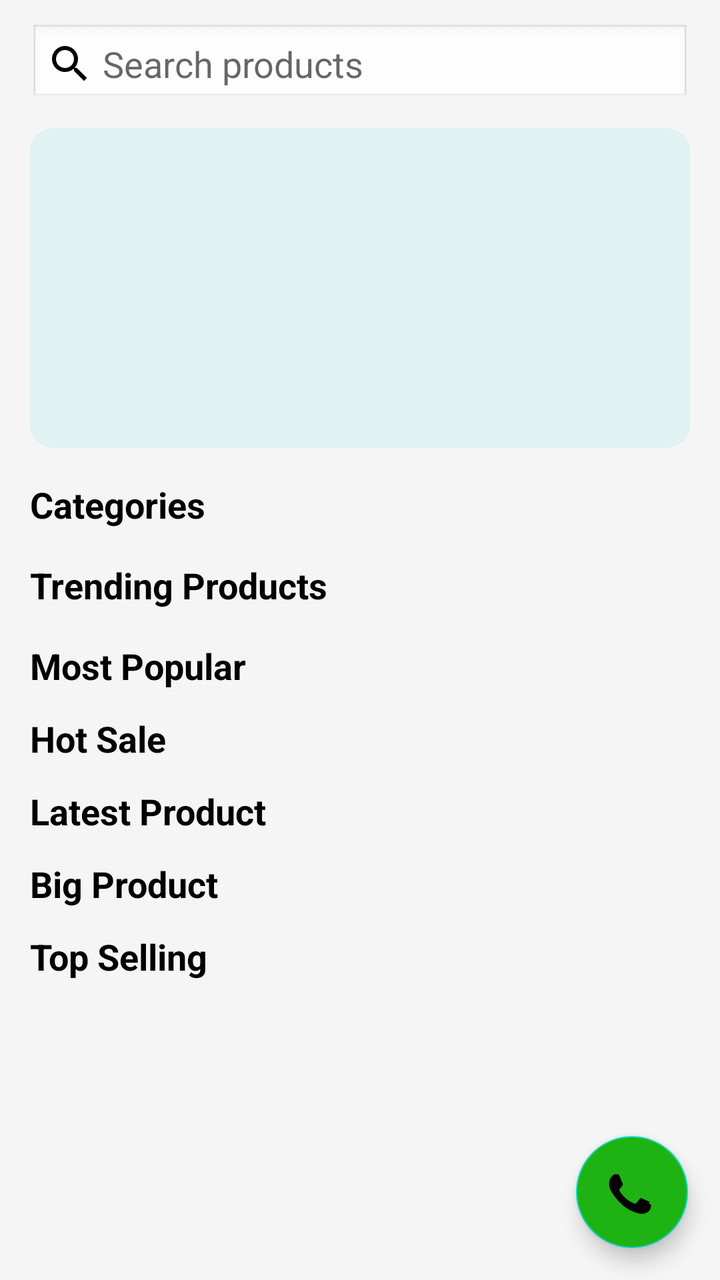
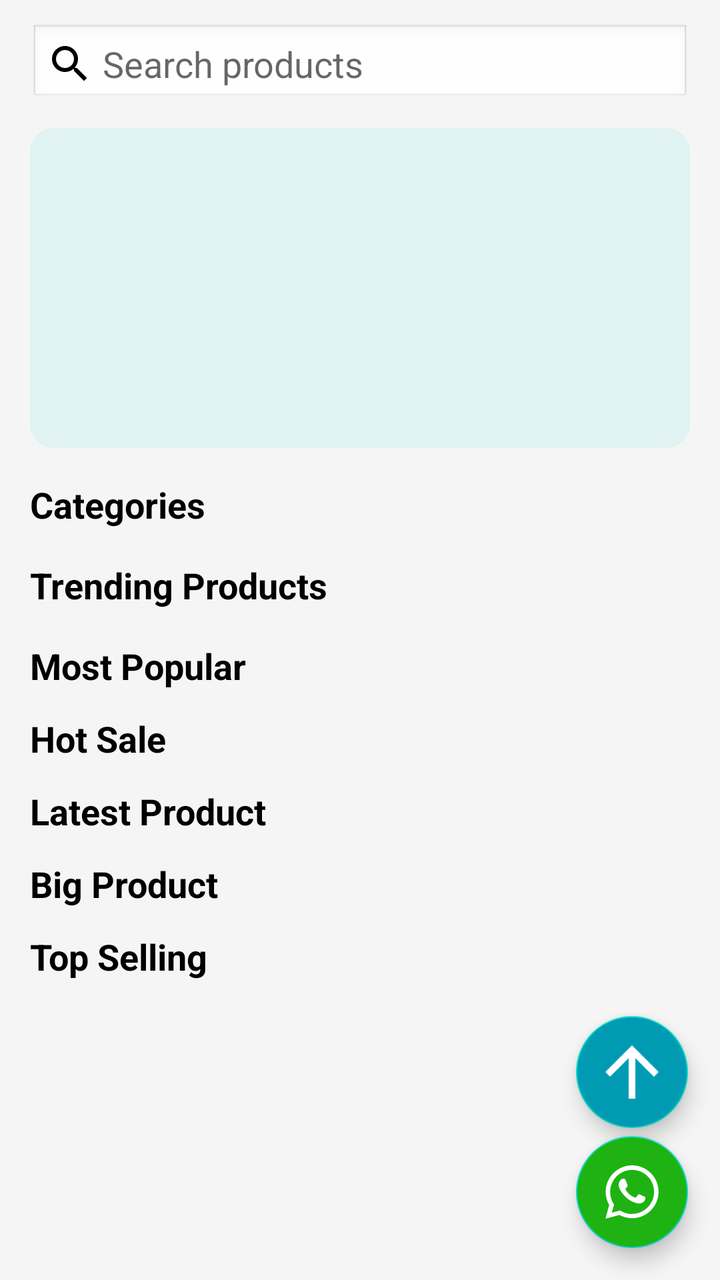

Two renders of the same Android screen: before a commit and after it. Below are the layout's source before the change and the commit's diff.
<!-- AndroidManifest.xml: application theme Theme.BulkAgrochem -->
<!-- res/layout/app_bar_main.xml -->
<?xml version="1.0" encoding="utf-8"?>
<androidx.coordinatorlayout.widget.CoordinatorLayout xmlns:android="http://schemas.android.com/apk/res/android"
    xmlns:app="http://schemas.android.com/apk/res-auto"
    xmlns:tools="http://schemas.android.com/tools"
    android:layout_width="match_parent"
    android:layout_height="match_parent"
    tools:context=".MainActivity">

    <include layout="@layout/content_main" />

    <com.google.android.material.floatingactionbutton.FloatingActionButton
        android:id="@+id/fabWhatsapp"
        android:layout_width="wrap_content"
        android:layout_height="wrap_content"
        android:layout_gravity="bottom|end"
        android:layout_marginEnd="@dimen/fab_margin"
        android:layout_marginBottom="16dp"
        android:backgroundTint="#1EB312"
        app:maxImageSize="56dp"
        app:srcCompat="@drawable/ic_whatsapp" />

</androidx.coordinatorlayout.widget.CoordinatorLayout>
<!-- res/layout/content_main.xml (included above) -->
<?xml version="1.0" encoding="utf-8"?>
<androidx.core.widget.NestedScrollView
    xmlns:android="http://schemas.android.com/apk/res/android"
    xmlns:app="http://schemas.android.com/apk/res-auto"
    xmlns:tools="http://schemas.android.com/tools"
    android:id="@+id/main"
    android:layout_width="match_parent"
    android:layout_height="match_parent"
    android:background="@color/app_background"
    android:fillViewport="true"
    tools:context=".MainActivity"
    tools:showIn="@layout/app_bar_main">

    <LinearLayout
        android:layout_width="match_parent"
        android:layout_height="wrap_content"
        android:orientation="vertical"
        android:paddingLeft="15dp"
        android:paddingRight="15dp">

        <EditText
            android:id="@+id/searchEditText"
            android:layout_width="match_parent"
            android:layout_height="40dp"
            android:layout_marginTop="12dp"
            android:background="@android:drawable/edit_text"
            android:drawableStart="@drawable/ic_search"
            android:hint=" Search products "
            android:imeOptions="actionSearch"
            android:inputType="text"
            android:padding="8dp"
            android:textColor="#000000" />

        <androidx.recyclerview.widget.RecyclerView
            android:id="@+id/rvSearchResults"
            android:layout_width="match_parent"
            android:layout_height="wrap_content"
            android:visibility="gone"
            app:layoutManager="androidx.recyclerview.widget.LinearLayoutManager" />

        

        <ImageView
            android:layout_width="match_parent"
            android:layout_height="160dp"
            android:layout_marginTop="12dp"
            android:contentDescription="Offer Banner"
            android:scaleType="centerCrop"
            android:src="@drawable/banner_placeholder" />


        <TextView
            android:id="@+id/categories_title"
            android:layout_width="wrap_content"
            android:layout_height="wrap_content"
            android:layout_marginTop="16dp"
            android:text="Categories"
            android:textColor="@color/black"
            android:textSize="18sp"
            android:textStyle="bold" />

        <HorizontalScrollView
            android:id="@+id/skeleton_categories"
            android:layout_width="match_parent"
            android:layout_height="wrap_content"
            android:scrollbars="none"
            android:visibility="gone">
            <LinearLayout android:layout_width="wrap_content" android:layout_height="wrap_content" android:orientation="horizontal">
                <include layout="@layout/item_skeleton_category"/>
                <include layout="@layout/item_skeleton_category"/>
                <include layout="@layout/item_skeleton_category"/>
                <include layout="@layout/item_skeleton_category"/>
            </LinearLayout>
        </HorizontalScrollView>

        <androidx.recyclerview.widget.RecyclerView
            android:id="@+id/rvCategories"
            android:layout_width="match_parent"
            android:layout_height="wrap_content"
            android:orientation="horizontal"
            app:layoutManager="androidx.recyclerview.widget.LinearLayoutManager" />


        <TextView
            android:id="@+id/trending_products_title"
            android:layout_width="wrap_content"
            android:layout_height="wrap_content"
            android:layout_marginTop="16dp"
            android:text="Trending Products"
            android:textColor="@color/black"
            android:textSize="18sp"
            android:textStyle="bold" />

        <HorizontalScrollView
            android:id="@+id/skeleton_trending"
            android:layout_width="match_parent"
            android:layout_height="wrap_content"
            android:scrollbars="none"
            android:visibility="gone">
            <LinearLayout android:layout_width="wrap_content" android:layout_height="wrap_content" android:orientation="horizontal">
                <include layout="@layout/item_skeleton_product"/>
                <include layout="@layout/item_skeleton_product"/>
                <include layout="@layout/item_skeleton_product"/>
            </LinearLayout>
        </HorizontalScrollView>

        <androidx.recyclerview.widget.RecyclerView
            android:id="@+id/rvTrending"
            android:layout_width="match_parent"
            android:layout_height="wrap_content"
            android:orientation="horizontal"
            app:layoutManager="androidx.recyclerview.widget.LinearLayoutManager" />


        <TextView
            android:id="@+id/most_popular_title"
            android:layout_width="wrap_content"
            android:layout_height="wrap_content"
            android:layout_marginTop="16dp"
            android:text="Most Popular"
            android:textColor="@color/black"
            android:textSize="18sp"
            android:textStyle="bold" />

        <HorizontalScrollView
            android:id="@+id/skeleton_popular"
            android:layout_width="match_parent"
            android:layout_height="wrap_content"
            android:scrollbars="none"
            android:visibility="gone">
            <LinearLayout android:layout_width="wrap_content" android:layout_height="wrap_content" android:orientation="horizontal">
                <include layout="@layout/item_skeleton_product"/>
                <include layout="@layout/item_skeleton_product"/>
                <include layout="@layout/item_skeleton_product"/>
            </LinearLayout>
        </HorizontalScrollView>

        <androidx.recyclerview.widget.RecyclerView
            android:id="@+id/rvMostPopular"
            android:layout_width="match_parent"
            android:layout_height="wrap_content"
            android:orientation="horizontal"
            app:layoutManager="androidx.recyclerview.widget.LinearLayoutManager" />

        
        <TextView
            android:id="@+id/hot_sale_title"
            android:layout_width="wrap_content"
            android:layout_height="wrap_content"
            android:layout_marginTop="12dp"
            android:text="Hot Sale"
            android:textColor="@color/black"
            android:textSize="18sp"
            android:textStyle="bold" />

        <HorizontalScrollView
            android:id="@+id/skeleton_hotsale"
            android:layout_width="match_parent"
            android:layout_height="wrap_content"
            android:scrollbars="none"
            android:visibility="gone">
            <LinearLayout android:layout_width="wrap_content" android:layout_height="wrap_content" android:orientation="horizontal">
                <include layout="@layout/item_skeleton_product"/>
                <include layout="@layout/item_skeleton_product"/>
                <include layout="@layout/item_skeleton_product"/>
            </LinearLayout>
        </HorizontalScrollView>

        <androidx.recyclerview.widget.RecyclerView
            android:id="@+id/rvHotSale"
            android:layout_width="match_parent"
            android:layout_height="wrap_content"
            android:orientation="horizontal"
            app:layoutManager="androidx.recyclerview.widget.LinearLayoutManager" />

        
        <TextView
            android:id="@+id/txtLatestProduct"
            android:layout_width="wrap_content"
            android:layout_height="wrap_content"
            android:text="Latest Product"
            android:textSize="18sp"
            android:textStyle="bold"
            android:layout_marginTop="12dp"
            android:textColor="@color/black" />

        <HorizontalScrollView
            android:id="@+id/skeleton_latest"
            android:layout_width="match_parent"
            android:layout_height="wrap_content"
            android:scrollbars="none"
            android:visibility="gone">
            <LinearLayout android:layout_width="wrap_content" android:layout_height="wrap_content" android:orientation="horizontal">
                <include layout="@layout/item_skeleton_product"/>
                <include layout="@layout/item_skeleton_product"/>
                <include layout="@layout/item_skeleton_product"/>
            </LinearLayout>
        </HorizontalScrollView>

        <androidx.recyclerview.widget.RecyclerView
            android:id="@+id/rvLatestProduct"
            android:layout_width="match_parent"
            android:layout_height="wrap_content"
            android:orientation="horizontal"
            app:layoutManager="androidx.recyclerview.widget.LinearLayoutManager" />

        
        <TextView
            android:id="@+id/txtBigProduct"
            android:layout_width="wrap_content"
            android:layout_height="wrap_content"
            android:text="Big Product"
            android:textSize="18sp"
            android:textStyle="bold"
            android:layout_marginTop="12dp"
            android:textColor="@color/black" />

        <HorizontalScrollView
            android:id="@+id/skeleton_big"
            android:layout_width="match_parent"
            android:layout_height="wrap_content"
            android:scrollbars="none"
            android:visibility="gone">
            <LinearLayout android:layout_width="wrap_content" android:layout_height="wrap_content" android:orientation="horizontal">
                <include layout="@layout/item_skeleton_product"/>
                <include layout="@layout/item_skeleton_product"/>
                <include layout="@layout/item_skeleton_product"/>
            </LinearLayout>
        </HorizontalScrollView>

        <androidx.recyclerview.widget.RecyclerView
            android:id="@+id/rvBigProduct"
            android:layout_width="match_parent"
            android:layout_height="wrap_content"
            android:orientation="horizontal"
            app:layoutManager="androidx.recyclerview.widget.LinearLayoutManager" />

        
        <TextView
            android:id="@+id/txtTopSelling"
            android:layout_width="wrap_content"
            android:layout_height="wrap_content"
            android:text="Top Selling"
            android:textSize="18sp"
            android:textStyle="bold"
            android:layout_marginTop="12dp"
            android:textColor="@color/black" />

        <HorizontalScrollView
            android:id="@+id/skeleton_topselling"
            android:layout_width="match_parent"
            android:layout_height="wrap_content"
            android:scrollbars="none"
            android:visibility="gone">
            <LinearLayout android:layout_width="wrap_content" android:layout_height="wrap_content" android:orientation="horizontal">
                <include layout="@layout/item_skeleton_product"/>
                <include layout="@layout/item_skeleton_product"/>
                <include layout="@layout/item_skeleton_product"/>
            </LinearLayout>
        </HorizontalScrollView>

        
        <androidx.recyclerview.widget.RecyclerView
            android:id="@+id/rvTopSelling"
            android:layout_width="match_parent"
            android:layout_height="wrap_content"
            android:orientation="horizontal"
            app:layoutManager="androidx.recyclerview.widget.LinearLayoutManager" />

    </LinearLayout>

</androidx.core.widget.NestedScrollView>
<!-- res/layout/item_skeleton_category.xml (included above) -->
<?xml version="1.0" encoding="utf-8"?>
<LinearLayout xmlns:android="http://schemas.android.com/apk/res/android"
    android:layout_width="wrap_content"
    android:layout_height="wrap_content"
    android:orientation="vertical"
    android:padding="8dp"
    android:gravity="center">

    <View
        android:layout_width="80dp"
        android:layout_height="80dp"
        android:background="@drawable/bg_skeleton" />

    <View
        android:layout_width="60dp"
        android:layout_height="12dp"
        android:layout_marginTop="8dp"
        android:background="@drawable/bg_skeleton" />

</LinearLayout>
<!-- res/layout/item_skeleton_product.xml (included above) -->
<?xml version="1.0" encoding="utf-8"?>
<androidx.cardview.widget.CardView xmlns:android="http://schemas.android.com/apk/res/android"
    xmlns:app="http://schemas.android.com/apk/res-auto"
    android:layout_width="150dp"
    android:layout_height="200dp"
    android:layout_margin="8dp"
    app:cardCornerRadius="8dp"
    app:cardElevation="2dp">

    <LinearLayout
        android:layout_width="match_parent"
        android:layout_height="match_parent"
        android:orientation="vertical"
        android:padding="8dp">

        <View
            android:layout_width="match_parent"
            android:layout_height="120dp"
            android:background="@drawable/bg_skeleton" />

        <View
            android:layout_width="match_parent"
            android:layout_height="16dp"
            android:layout_marginTop="8dp"
            android:background="@drawable/bg_skeleton" />

        <View
            android:layout_width="80dp"
            android:layout_height="14dp"
            android:layout_marginTop="4dp"
            android:background="@drawable/bg_skeleton" />

    </LinearLayout>
</androidx.cardview.widget.CardView>
<!-- resources referenced by this layout -->
<resources>
  <color name="app_background">#F5F5F5</color>
  <color name="black">#FF000000</color>
  <dimen name="fab_margin">16dp</dimen>
  <!-- drawable banner_placeholder (drawable) -->
  <shape xmlns:android="http://schemas.android.com/apk/res/android">
      <solid android:color="#E0F2F1"/>
      <corners android:radius="12dp"/>
  </shape>
  <!-- drawable bg_skeleton (drawable) -->
  <?xml version="1.0" encoding="utf-8"?>
  <shape xmlns:android="http://schemas.android.com/apk/res/android">
      <solid android:color="#E0E0E0" />
      <corners android:radius="4dp" />
  </shape>
  <!-- drawable ic_search (drawable) -->
  <vector xmlns:android="http://schemas.android.com/apk/res/android" 
      android:height="24dp" 
      android:tint="#000000" 
      android:viewportHeight="24" 
      android:viewportWidth="24" 
      android:width="24dp">
        
      <path android:fillColor="@android:color/white" 
            android:pathData="M15.5,14h-0.79l-0.28,-0.27C15.41,12.59 16,11.11 16,9.5 16,5.91 13.09,3 9.5,3S3,5.91 3,9.5 5.91,16 9.5,16c1.61,0 3.09,-0.59 4.23,-1.57l0.27,0.28v0.79l5,4.99L20.49,19l-4.99,-5zM9.5,14C7.01,14 5,11.99 5,9.5S7.01,5 9.5,5 14,7.01 14,9.5 11.99,14 9.5,14z"/>
      
  </vector>
  <!-- drawable ic_whatsapp (drawable) -->
  <?xml version="1.0" encoding="utf-8"?>
  <vector xmlns:android="http://schemas.android.com/apk/res/android"
      android:width="24dp"
      android:height="24dp"
      android:viewportWidth="24"
      android:viewportHeight="24">
  
      <path
          android:fillColor="@android:color/white"
          android:pathData="M15.91,14.12 C15.48,14.01 14.35,13.46 14.14,13.38 C13.93,13.3 13.78,13.26 13.63,13.48 C13.48,13.7 13.05,14.22 12.92,14.37 C12.79,14.52 12.66,14.54 12.43,14.43 C12.2,14.32 11.47,14.08 10.6,13.3 C9.92,12.7 9.46,11.96 9.33,11.73 C9.2,11.5 9.32,11.38 9.43,11.27 C9.53,11.17 9.66,11.01 9.77,10.88 C9.88,10.75 9.93,10.66 10,10.51 C10.07,10.36 10.03,10.23 9.97,10.12 C9.91,10.01 9.48,8.96 9.3,8.53 C9.13,8.12 8.95,8.17 8.82,8.17 L8.43,8.17 C8.28,8.17 8.05,8.23 7.85,8.45 C7.65,8.67 7.08,9.2 7.08,10.28 C7.08,11.36 7.87,12.41 7.98,12.55 C8.1,12.7 9.63,15.05 11.95,16.07 C12.5,16.31 12.93,16.45 13.27,16.56 C13.75,16.71 14.19,16.69 14.54,16.64 C14.93,16.58 15.75,16.15 15.92,15.68 C16.09,15.21 16.09,14.81 16.04,14.72 C15.99,14.63 15.86,14.58 15.63,14.47 L15.71,14.12 Z" />
  </vector>
  <style name="Theme.BulkAgrochem" parent="Base.Theme.BulkAgrochem" />
  <style name="Base.Theme.BulkAgrochem" parent="Theme.MaterialComponents.DayNight.NoActionBar">
          
          <item name="colorPrimary">@color/colorPrimary</item>
          <item name="colorPrimaryVariant">@color/colorPrimaryDark</item>
          <item name="colorOnPrimary">@color/colorOnPrimary</item>
  
          <item name="android:windowBackground">@color/app_background</item>
          <item name="colorSurface">@color/app_background</item>
  
          
          <item name="android:statusBarColor">@color/black</item>
          
          <item name="android:windowLightStatusBar">true</item>
      </style>
  <color name="colorPrimary">@color/orange_brand</color>
  <color name="colorPrimaryDark">@color/black</color>
  <color name="colorOnPrimary">@color/white</color>
  <color name="orange_brand">#FF6A00</color>
  <color name="white">#FFFFFFFF</color>
</resources>

<!-- the commit's change to res/layout/app_bar_main.xml (unified diff, before → after) -->
@@ -13,11 +13,24 @@
         android:layout_width="wrap_content"
         android:layout_height="wrap_content"
         android:layout_gravity="bottom|end"
-        android:layout_marginEnd="@dimen/fab_margin"
+        android:layout_marginEnd="16dp"
         android:layout_marginBottom="16dp"
         android:backgroundTint="#1EB312"
-        app:maxImageSize="56dp"
+        app:maxImageSize="32dp"
+        app:tint="@color/white"
         app:srcCompat="@drawable/ic_whatsapp" />
+
+    <com.google.android.material.floatingactionbutton.FloatingActionButton
+        android:id="@+id/Go_up"
+        android:layout_width="wrap_content"
+        android:layout_height="wrap_content"
+        android:layout_gravity="bottom|end"
+        android:layout_marginEnd="16dp"
+        android:layout_marginBottom="76dp"
+        android:backgroundTint="#009BB3"
+        app:maxImageSize="40dp"
+        app:tint="@color/white"
+        app:srcCompat="@drawable/up_arrow_floation_btn_img" />
 
 </androidx.coordinatorlayout.widget.CoordinatorLayout>
 <!-- res/layout/content_main.xml (included above) -->
<!-- resource entries referenced after the edit -->
@@ -2,7 +2,6 @@
 <resources>
   <color name="app_background">#F5F5F5</color>
   <color name="black">#FF000000</color>
-  <dimen name="fab_margin">16dp</dimen>
   <!-- drawable banner_placeholder (drawable) -->
   <shape xmlns:android="http://schemas.android.com/apk/res/android">
       <solid android:color="#E0F2F1"/>
@@ -27,16 +26,25 @@
       
   </vector>
   <!-- drawable ic_whatsapp (drawable) -->
-  <?xml version="1.0" encoding="utf-8"?>
   <vector xmlns:android="http://schemas.android.com/apk/res/android"
       android:width="24dp"
       android:height="24dp"
       android:viewportWidth="24"
       android:viewportHeight="24">
-  
+      <path
+          android:fillColor="#FFFFFF"
+          android:pathData="M12.04,2c-5.46,0 -9.91,4.45 -9.91,9.91c0,1.75 0.46,3.45 1.32,4.95L2.05,22l5.25,-1.38c1.45,0.79 3.08,1.21 4.74,1.21c5.46,0 9.91,-4.45 9.91,-9.91c0,-2.65 -1.03,-5.14 -2.9,-7.01c-1.87,-1.87 -4.36,-2.9 -7.01,-2.9zM12.04,20.27c-1.48,0 -2.93,-0.4 -4.19,-1.15l-0.3,-0.18l-3.11,0.82l0.83,-3.04l-0.2,-0.32c-0.83,-1.32 -1.26,-2.86 -1.26,-4.45c0,-4.54 3.7,-8.24 8.24,-8.24c2.2,0 4.27,0.86 5.82,2.42c1.56,1.56 2.41,3.63 2.41,5.82c0,4.54 -3.7,8.24 -8.24,8.24zM16.55,13.7c-0.25,-0.12 -1.47,-0.73 -1.69,-0.81c-0.23,-0.08 -0.39,-0.12 -0.56,0.12c-0.17,0.25 -0.64,0.81 -0.78,0.97c-0.14,0.17 -0.29,0.19 -0.54,0.06c-0.25,-0.12 -1.05,-0.39 -1.99,-1.23c-0.74,-0.66 -1.23,-1.47 -1.38,-1.72c-0.14,-0.25 -0.02,-0.38 0.11,-0.51c0.11,-0.11 0.25,-0.29 0.37,-0.43c0.12,-0.14 0.17,-0.25 0.25,-0.41c0.08,-0.17 0.04,-0.31 -0.02,-0.43c-0.06,-0.12 -0.56,-1.34 -0.76,-1.84c-0.2,-0.48 -0.4,-0.42 -0.56,-0.43c-0.14,0 -0.31,-0.01 -0.47,-0.01c-0.17,0 -0.43,0.06 -0.66,0.31c-0.23,0.25 -0.86,0.84 -0.86,2.05c0,1.21 0.88,2.39 1,2.56c0.12,0.17 1.73,2.64 4.2,3.7c0.59,0.25 1.05,0.4 1.41,0.51c0.59,0.19 1.13,0.16 1.56,0.1c0.48,-0.07 1.47,-0.6 1.67,-1.18c0.21,-0.58 0.21,-1.07 0.14,-1.18c-0.07,-0.1 -0.25,-0.17 -0.5,-0.29z" />
+  </vector>
+  <!-- drawable up_arrow_floation_btn_img (drawable) -->
+  <vector xmlns:android="http://schemas.android.com/apk/res/android"
+      android:width="24dp"
+      android:height="24dp"
+      android:viewportWidth="24"
+      android:viewportHeight="24"
+      android:tint="@color/white">
       <path
           android:fillColor="@android:color/white"
-          android:pathData="M15.91,14.12 C15.48,14.01 14.35,13.46 14.14,13.38 C13.93,13.3 13.78,13.26 13.63,13.48 C13.48,13.7 13.05,14.22 12.92,14.37 C12.79,14.52 12.66,14.54 12.43,14.43 C12.2,14.32 11.47,14.08 10.6,13.3 C9.92,12.7 9.46,11.96 9.33,11.73 C9.2,11.5 9.32,11.38 9.43,11.27 C9.53,11.17 9.66,11.01 9.77,10.88 C9.88,10.75 9.93,10.66 10,10.51 C10.07,10.36 10.03,10.23 9.97,10.12 C9.91,10.01 9.48,8.96 9.3,8.53 C9.13,8.12 8.95,8.17 8.82,8.17 L8.43,8.17 C8.28,8.17 8.05,8.23 7.85,8.45 C7.65,8.67 7.08,9.2 7.08,10.28 C7.08,11.36 7.87,12.41 7.98,12.55 C8.1,12.7 9.63,15.05 11.95,16.07 C12.5,16.31 12.93,16.45 13.27,16.56 C13.75,16.71 14.19,16.69 14.54,16.64 C14.93,16.58 15.75,16.15 15.92,15.68 C16.09,15.21 16.09,14.81 16.04,14.72 C15.99,14.63 15.86,14.58 15.63,14.47 L15.71,14.12 Z" />
+          android:pathData="M4,12l1.41,1.41L11,7.83V20h2V7.83l5.58,5.59L20,12l-8,-8L4,12z" />
   </vector>
   <style name="Theme.BulkAgrochem" parent="Base.Theme.BulkAgrochem" />
   <style name="Base.Theme.BulkAgrochem" parent="Theme.MaterialComponents.DayNight.NoActionBar">
